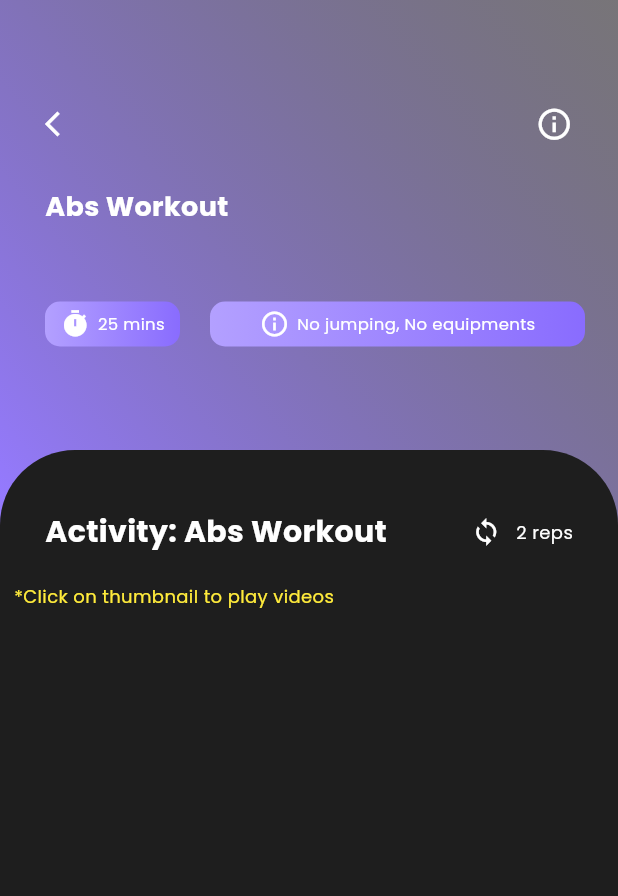
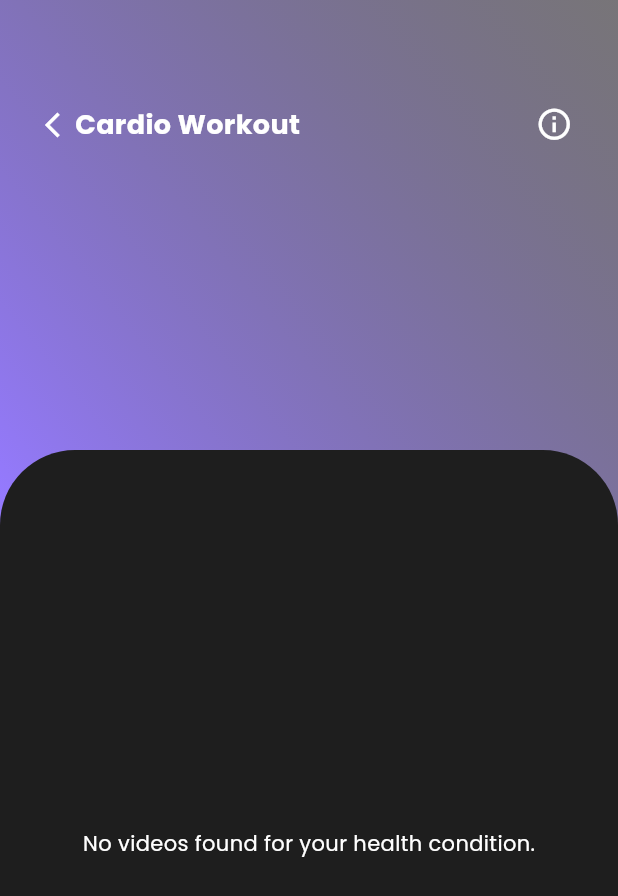
Before and after one commit to aimiashri/CAT304Finesse, a Flutter app: the HomeScreen screen opened directly, after a tap on the "arrow forward ios" icon, on a phone screen of 412 x 824 dp. Shown: the top 896 px of the screen. Run offline on Flutter 3.47's test engine with Material 3 defaults, Android fonts, the phone set to English and light mode, and no system bars; our stand-ins replace cloud_firestore, firebase_auth, firebase_core, firebase_database, geolocator, get and 8 more; accounts and stored records are empty.

Commit message:
vid integration

```diff
--- a/lib/03_personalDetail.dart
+++ b/lib/03_personalDetail.dart
@@ -1,8 +1,8 @@
+import 'package:final_finesse/01_signUpScreen.dart';
 import 'package:final_finesse/service/database_service.dart';
 import 'package:flutter/material.dart';
 import 'package:firebase_auth/firebase_auth.dart';
 import '04_profile_fill.dart';
-import '10.1_user_acc_pg.dart'; // Import the UserAccountPage class
 
 class PersonalDetailsPage extends StatefulWidget {
   @override
@@ -46,7 +46,7 @@ class _PersonalDetailsPageState extends State<PersonalDetailsPage> {
           onTap: () {
             Navigator.push(
               context,
-              MaterialPageRoute(builder: (context) => UserAccountPage()),
+              MaterialPageRoute(builder: (context) => SignupScreen()),
             );
           },
           child: Row(
--- a/lib/06_personalise_quest_pg.dart
+++ b/lib/06_personalise_quest_pg.dart
@@ -101,10 +101,10 @@ class _PersonaliseQuestionsPageState extends State<PersonaliseQuestionsPage> {
                 dropdownColor: Color(0xFF1E1E1E),
                 style: TextStyle(color: Colors.white),
                 items: [
+                  'Cardio',
                   'Yoga',
                   'Pilates',
                   'Muscle Mass Gain Exercises',
-                  'Cardio'
                 ].map((String value) {
                   return DropdownMenuItem<String>(
                     value: value,
--- a/lib/10_home_screen.dart
+++ b/lib/10_home_screen.dart
@@ -5,6 +5,7 @@ import 'package:final_finesse/16_Article2.dart';
 import 'package:final_finesse/17_Article3.dart';
 import 'package:final_finesse/18_Article4.dart';
 import 'package:final_finesse/20_challenges.dart';
+import 'package:final_finesse/VideoInfoTry.dart';
 import 'package:flutter/foundation.dart';
 import 'package:flutter/material.dart';
 import 'package:get/get.dart';
@@ -119,7 +120,7 @@ class _HomeScreenState extends State<HomeScreen> {
                 SizedBox(width: 5),
                 InkWell(
                     onTap: () {
-                      Get.to(() => VideoInfoDupe());
+                      Get.to(() => VideoInfoTry());
                     },
                     child: Icon(Icons.arrow_forward_ios,
                         size: 20, color: Colors.white)),
@@ -166,7 +167,7 @@ class _HomeScreenState extends State<HomeScreen> {
                       height: 7,
                     ),
                     Text(
-                      "Abs Workout",
+                      "Cardio Workout",
                       style: TextStyle(
                         fontWeight: FontWeight.bold,
                         fontSize: 18,
@@ -205,7 +206,7 @@ class _HomeScreenState extends State<HomeScreen> {
                               ]),
                           child: InkWell(
                             onTap: () {
-                              Get.to(() => VideoInfoDupe());
+                              Get.to(() => VideoInfoTry());
                             },
                             child: Icon(Icons.play_circle_fill,
                                 color: Colors.white, size: 65),
--- a/lib/11_activityLog.dart
+++ b/lib/11_activityLog.dart
@@ -174,7 +174,7 @@ class _ActivityLogState extends State<ActivityLog> {
                             Padding(
                               padding: const EdgeInsets.only(left: 10),
                               child: Text(
-                                "Abs Workout",
+                                "Cardio Workout",
                                 style: TextStyle(
                                   color: Colors.white,
                                   fontWeight: FontWeight.bold,
--- /dev/null
+++ b/lib/VideoInfoTry.dart
@@ -0,0 +1,192 @@
+import 'package:flutter/material.dart';
+import 'package:cloud_firestore/cloud_firestore.dart';
+import 'package:firebase_auth/firebase_auth.dart'; // For Firebase Authentication
+import 'package:youtube_player_flutter/youtube_player_flutter.dart';
+
+class VideoInfoTry extends StatefulWidget {
+  const VideoInfoTry({Key? key}) : super(key: key);
+
+  @override
+  _VideoInfoTryState createState() => _VideoInfoTryState();
+}
+
+class _VideoInfoTryState extends State<VideoInfoTry> {
+  final List<String> videoUrls = [];
+  final List<YoutubePlayerController> _controllers = [];
+  bool isLoading = true;
+
+  @override
+  void initState() {
+    super.initState();
+    fetchUserData();
+  }
+
+  Future<void> fetchUserData() async {
+    try {
+      // Get the current user's UID from Firebase Authentication
+      final currentUser = FirebaseAuth.instance.currentUser;
+      if (currentUser == null) {
+        throw Exception("User not logged in");
+      }
+      final uid = currentUser.uid;
+
+      // Fetch data from Firestore using the user's UID
+      final document = await FirebaseFirestore.instance
+          .collection('user_medicalQuest')
+          .doc(uid)
+          .get();
+
+      if (document.exists) {
+        final data = document.data();
+        final healthCondition = data?['healthConditions']; // Singular value
+
+        // Map health condition to recommended videos
+        final recommendedVideos = getRecommendedVideos(healthCondition);
+
+        // Update video URLs and controllers
+        setState(() {
+          videoUrls.addAll(recommendedVideos);
+          _controllers.addAll(recommendedVideos.map((url) {
+            final videoID = YoutubePlayer.convertUrlToId(url);
+            return YoutubePlayerController(
+              initialVideoId: videoID!,
+              flags: const YoutubePlayerFlags(autoPlay: false),
+            );
+          }));
+          isLoading = false;
+        });
+      } else {
+        setState(() {
+          isLoading = false;
+        });
+      }
+    } catch (e) {
+      print('Error fetching data: $e');
+      setState(() {
+        isLoading = false;
+      });
+    }
+  }
+
+  List<String> getRecommendedVideos(String? healthCondition) {
+    // Example mapping of health conditions to YouTube video URLs
+    final recommendations = {
+      'Joint Pain': [
+        'https://www.youtube.com/watch?v=3qyWpJ34dWw',
+        'https://www.youtube.com/watch?v=AnYl6Nk9GOA',
+      ],
+      'Back Pain': [
+        'https://www.youtube.com/watch?v=UItWltVZZmE',
+        'https://www.youtube.com/watch?v=Eml2xnoLpYE',
+      ],
+      'None of the above': [
+        'https://www.youtube.com/watch?v=3qyWpJ34dWw',
+        'https://www.youtube.com/watch?v=kZDvg92tTMc',
+      ],
+      'Heart Disease': [
+        'https://www.youtube.com/watch?v=3qyWpJ34dWw',
+        'https://www.youtube.com/watch?v=AnYl6Nk9GOA',
+      ],
+    };
+
+    // Return videos for the given condition, or an empty list if condition not found
+    return recommendations[healthCondition] ?? [];
+  }
+
+  @override
+  void dispose() {
+    for (var controller in _controllers) {
+      controller.dispose();
+    }
+    super.dispose();
+  }
+
+  @override
+  Widget build(BuildContext context) {
+    return Scaffold(
+      body: isLoading
+          ? const Center(child: CircularProgressIndicator())
+          : Container(
+              decoration: BoxDecoration(
+                gradient: LinearGradient(
+                  colors: [
+                    const Color(0xFF896CFE).withOpacity(0.9),
+                    const Color(0xFF1E1E1E).withOpacity(0.6),
+                  ],
+                  begin: const FractionalOffset(0.0, 0.4),
+                  end: Alignment.topRight,
+                ),
+              ),
+              child: Column(
+                children: [
+                  // Top Section
+                  Container(
+                    padding: const EdgeInsets.only(top: 70, left: 30, right: 30),
+                    height: 300,
+                    child: Column(
+                      crossAxisAlignment: CrossAxisAlignment.start,
+                      children: [
+                        Row(
+                          children: [
+                            InkWell(
+                              onTap: () => Navigator.of(context).pop(),
+                              child: const Icon(
+                                Icons.arrow_back_ios,
+                                size: 20,
+                                color: Colors.white,
+                              ),
+                            ),
+                           const Text(
+                          "Cardio Workout",
+                          style: TextStyle(
+                            fontWeight: FontWeight.bold,
+                            fontSize: 18,
+                            color: Colors.white,
+                          ),
+                        ),
+                            const Spacer(),
+                            const Icon(Icons.info_outline, size: 25, color: Colors.white),
+                          ],
+                        ),
+                      ],
+                    ),
+                  ),
+                  // Video List Section
+                  Expanded(
+                    child: Container(
+                      height: 300,
+                      decoration: const BoxDecoration(
+                        color: Color(0xFF1E1E1E),
+                        borderRadius: BorderRadius.only(
+                          topRight: Radius.circular(50),
+                          topLeft: Radius.circular(50),
+                        ),
+                      ),
+                      child: videoUrls.isEmpty
+                          ? const Center(
+                              child: Text(
+                                "No videos found for your health condition.",
+                                style: TextStyle(color: Colors.white),
+                              ),
+                            )
+                          : ListView.builder(
+                              itemCount: _controllers.length,
+                              itemBuilder: (context, index) {
+                                return Padding(
+                                  padding: const EdgeInsets.all(16.0),
+                                  child: YoutubePlayer(
+                                    controller: _controllers[index],
+                                    showVideoProgressIndicator: true,
+                                    progressIndicatorColor: Colors.red,
+                                  ),
+                                );
+                              },
+                            ),
+                    ),
+                  ),
+                ],
+              ),
+            ),
+    );
+  }
+}
--- a/lib/main.dart
+++ b/lib/main.dart
@@ -3,7 +3,6 @@ import 'package:final_finesse/02_loginScreen.dart';
 import 'package:final_finesse/03_personalDetail.dart';
 import 'package:final_finesse/04_profile_fill.dart';
 import 'package:final_finesse/05_personalise_intro_pg.dart';
-import 'package:final_finesse/07_scanmedReport.dart';
 import 'package:final_finesse/08_medical_quest.dart';
 import 'package:final_finesse/10.1_user_acc_pg.dart';
 import 'package:final_finesse/10.2_sub_plan_pg.dart';
@@ -35,6 +34,7 @@ import '10_home_screen.dart';
 import 'package:flutter/material.dart';
 import 'package:flutter/services.dart';
 import 'package:youtube_player_flutter/youtube_player_flutter.dart';
+import 'VideoInfoTry.dart';
 
 Future<void> main() async {
   WidgetsFlutterBinding.ensureInitialized();
--- a/lib/service/database_service.dart
+++ b/lib/service/database_service.dart
@@ -110,7 +110,6 @@ class DatabaseService {
   // saving medical questionnaire data
   Future saveMedicalData({
     required String healthConditions,
-    required String otherHealthCondition,
     required bool hasChestPain,
     required bool hasHeartCondition,
     required bool hasOtherMedicalCondition,
@@ -129,7 +128,6 @@ class DatabaseService {
       // Store medical questionnaire data in the 'user_medicalQuest' collection
       await userMedicalQuestCollection.doc(uid).set({
         "healthConditions": healthConditions,
-        "otherHealthCondition": otherHealthCondition,
         "hasChestPain": hasChestPain,
         "hasHeartCondition": hasHeartCondition,
         "hasOtherMedicalCondition": hasOtherMedicalCondition,
```
Also changed, not shown: lib/04_profile_fill.dart (+42 -2 lines), lib/07_scanmedReport.dart (deleted, +0 -150 lines), lib/08_medical_quest.dart (+115 -55 lines), lib/10.1_user_acc_pg.dart (+15 -16 lines).
